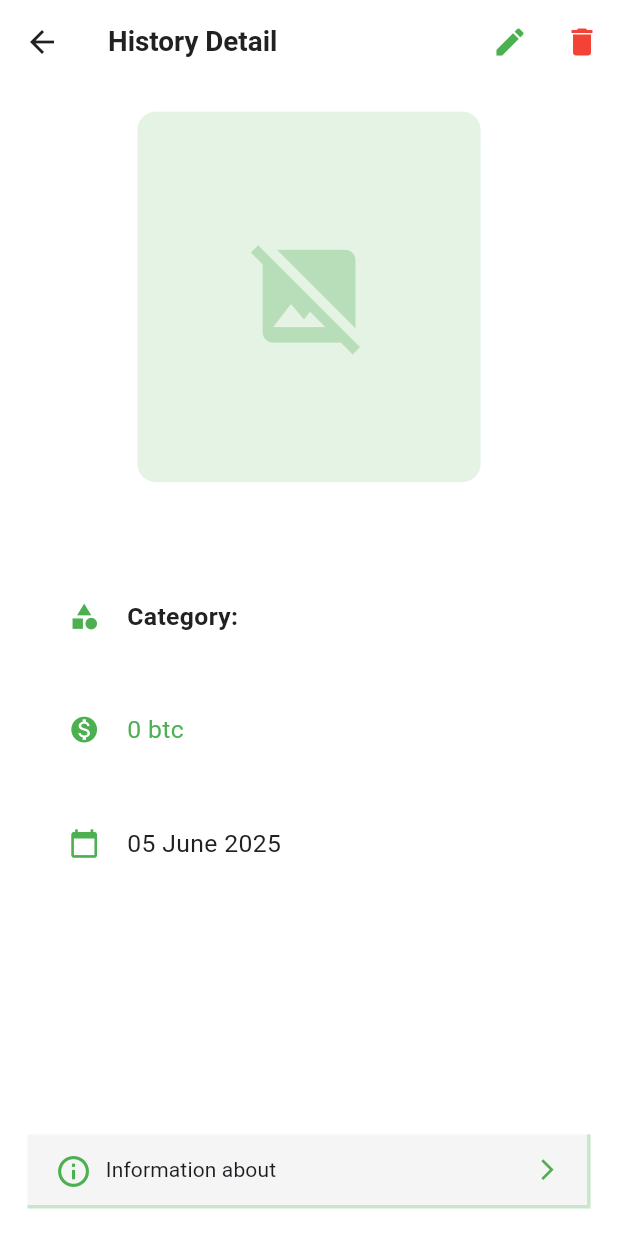
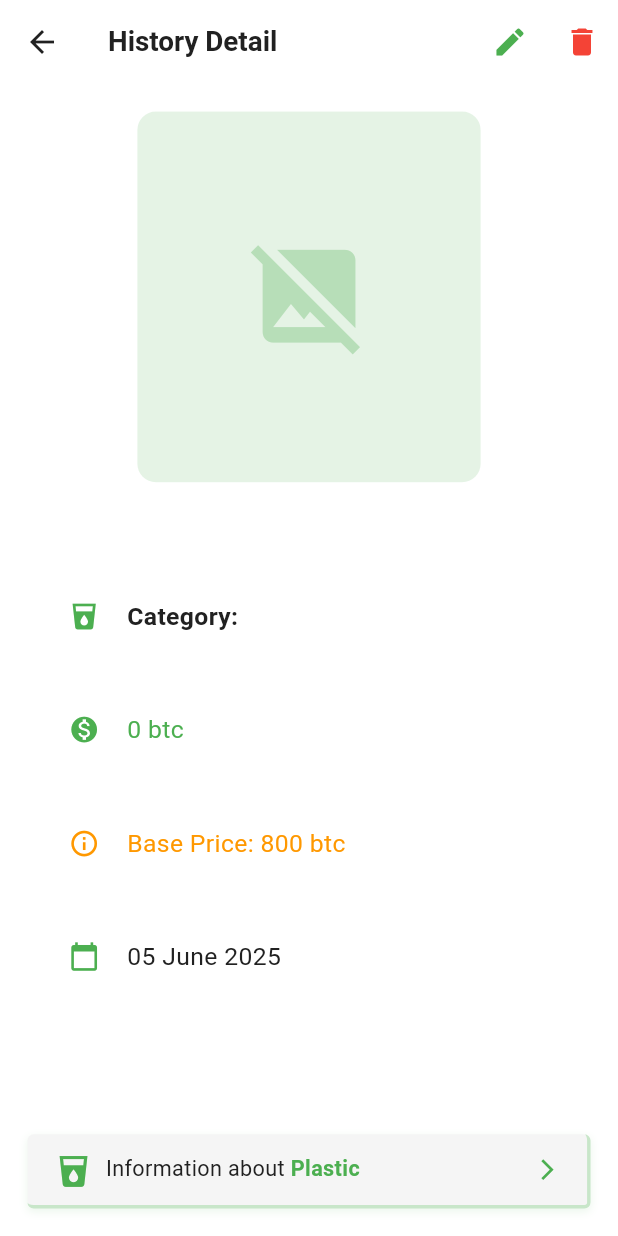
Before and after one commit to lfiathan/rubisch, a Flutter app: the HistoryDetailPage screen opened directly with empty values, on a phone screen of 412 x 824 dp. Run offline on Flutter 3.47's test engine with Material 3 defaults, Android fonts, the phone set to English and light mode, and no system bars; our stand-ins replace flutter_dotenv, flutter_screenutil, hive, hive_flutter, image_picker, material_design_icons_flutter; missing offline and left inert: tflite_flutter; accounts and stored records are empty; network calls fail.

Commit message:
Ubah bahasa inggris

```diff
--- a/lib/data/waste_data.dart
+++ b/lib/data/waste_data.dart
@@ -1,11 +1,11 @@
 // lib/data/waste_data.dart
-import 'package:flutter/material.dart'; // Import ini karena menggunakan Icons
+import 'package:flutter/material.dart';
 
 class WasteCategory {
   final String title;
   final IconData icon;
   final String description;
-  final int price; // Gunakan int jika ini harga dasar
+  final int price;
 
   const WasteCategory({
     required this.title,
@@ -14,97 +14,94 @@ class WasteCategory {
     required this.price,
   });
 
-  // Metode helper untuk mengonversi menjadi Map jika diperlukan
   Map<String, dynamic> toMap() {
     return {
       'title': title,
-      'icon': icon.codePoint, // Simpan codePoint dari IconData
+      'icon': icon.codePoint,
       'description': description,
       'price': price,
     };
   }
 
-  // Metode helper untuk membuat dari Map (jika diambil dari JSON, dll.)
   factory WasteCategory.fromMap(Map<String, dynamic> map) {
     return WasteCategory(
       title: map['title'] as String,
-      icon: IconData(map['icon'] as int, fontFamily: 'MaterialIcons'), // Konversi kembali
+      icon: IconData(map['icon'] as int, fontFamily: 'MaterialIcons'),
       description: map['description'] as String,
       price: map['price'] as int,
     );
   }
 }
 
-// Daftar statis dari semua kategori sampah
 const List<WasteCategory> kWasteCategories = [
   WasteCategory(
     title: 'Plastic',
     icon: Icons.local_drink,
     description:
-        'Botol plastik adalah salah satu jenis sampah yang paling umum ditemukan dan dapat didaur ulang dengan efektif. Dengan mendaur ulang botol plastik, kita dapat mengurangi pencemaran lingkungan dan menghemat sumber daya alam.',
+        'Plastic bottles are one of the most common types of waste and can be effectively recycled. Recycling plastic bottles helps reduce environmental pollution and conserve natural resources.',
     price: 800,
   ),
   WasteCategory(
     title: 'Battery',
     icon: Icons.battery_charging_full,
     description:
-        'Baterai bekas mengandung bahan kimia berbahaya yang harus didaur ulang dengan benar. Daur ulang baterai mencegah pencemaran tanah dan air, serta memungkinkan pemulihan logam berharga seperti lithium dan kobalt.',
+        'Used batteries contain harmful chemicals that must be properly recycled. Battery recycling prevents soil and water contamination and allows the recovery of valuable metals like lithium and cobalt.',
     price: 1200,
   ),
   WasteCategory(
     title: 'Cardboard',
     icon: Icons.description,
     description:
-        'Kardus adalah material kemasan yang sangat mudah didaur ulang. Daur ulang kardus membantu mengurangi penebangan pohon dan menghemat energi dalam proses produksi kemasan baru.',
+        'Cardboard is a packaging material that is very easy to recycle. Recycling cardboard helps reduce deforestation and saves energy in the production of new packaging.',
     price: 300,
   ),
   WasteCategory(
     title: 'Clothes',
     icon: Icons.checkroom,
     description:
-        'Pakaian bekas dapat didaur ulang menjadi serat tekstil baru atau produk lainnya. Daur ulang pakaian membantu mengurangi limbah tekstil dan menghemat sumber daya dalam industri fashion.',
+        'Used clothes can be recycled into new textile fibers or other products. Clothing recycling helps reduce textile waste and conserves resources in the fashion industry.',
     price: 600,
   ),
   WasteCategory(
     title: 'Paper',
     icon: Icons.receipt,
     description:
-        'Kertas adalah salah satu material yang paling mudah didaur ulang. Dengan mendaur ulang kertas, kita dapat mengurangi penebangan pohon dan menghemat air serta energi dalam proses produksi.',
+        'Paper is one of the easiest materials to recycle. Recycling paper reduces deforestation and saves water and energy in the production process.',
     price: 400,
   ),
   WasteCategory(
     title: 'Shoes',
     icon: Icons.ice_skating,
     description:
-        'Sepatu bekas dapat didaur ulang dengan memisahkan berbagai komponennya seperti karet sol, kulit, dan tekstil. Daur ulang sepatu membantu mengurangi limbah dan menciptakan produk baru.',
+        'Used shoes can be recycled by separating their components such as rubber soles, leather, and textiles. Recycling shoes helps reduce waste and create new products.',
     price: 500,
   ),
   WasteCategory(
     title: 'Glass',
     icon: Icons.local_bar,
     description:
-        'Botol kaca dapat didaur ulang tanpa batas tanpa kehilangan kualitas. Daur ulang kaca menghemat energi dan bahan baku, serta mengurangi volume sampah di tempat pembuangan akhir.',
+        'Glass bottles can be endlessly recycled without losing quality. Recycling glass saves energy and raw materials, and reduces landfill waste volume.',
     price: 250,
   ),
   WasteCategory(
     title: 'Metal',
     icon: Icons.iron,
     description:
-        'Logam seperti besi, aluminium, dan tembaga dapat didaur ulang berkali-kali tanpa kehilangan kualitas. Daur ulang logam menghemat energi dan mengurangi kebutuhan penambangan bijih baru.',
+        'Metals like iron, aluminum, and copper can be recycled many times without quality loss. Metal recycling saves energy and reduces the need for new ore mining.',
     price: 1500,
   ),
   WasteCategory(
     title: 'Biological',
     icon: Icons.local_pizza,
     description:
-        'Sampah organik seperti sisa makanan dan daun dapat diolah menjadi kompos yang berguna untuk tanaman. Pengomposan membantu mengurangi sampah dan menciptakan pupuk alami.',
+        'Organic waste such as food scraps and leaves can be composted into useful fertilizer for plants. Composting helps reduce waste and creates natural fertilizer.',
     price: 100,
   ),
   WasteCategory(
     title: 'Trash',
     icon: Icons.masks,
     description:
-        'Sampah umum yang tidak dapat didaur ulang perlu dikelola dengan baik untuk mengurangi dampak lingkungan. Pengurangan sampah melalui reuse dan reduce adalah langkah terbaik.',
+        'General waste that cannot be recycled needs to be properly managed to minimize environmental impact. Waste reduction through reuse and reduce is the best approach.',
     price: 150,
   ),
 ];
--- a/lib/pages/pushed_pages/detail_history_page.dart
+++ b/lib/pages/pushed_pages/detail_history_page.dart
@@ -2,8 +2,9 @@
 import 'package:flutter/material.dart';
 import 'package:flutter_screenutil/flutter_screenutil.dart';
 import 'package:rubisch/model/scan_history.dart';
+import 'package:rubisch/pages/pushed_pages/detail_item_page.dart';
 import 'package:rubisch/themes/colors.dart';
-import 'package:rubisch/pages/pushed_pages/detail_item_page.dart';
+import 'package:rubisch/data/waste_data.dart'; // Import waste data
 import 'dart:io';
 
 class HistoryDetailPage extends StatefulWidget {
@@ -58,19 +59,93 @@ class _HistoryDetailPageState extends State<HistoryDetailPage> {
     return '${dateTime.day.toString().padLeft(2, '0')} ${months[dateTime.month - 1]} ${dateTime.year}';
   }
 
+  // Method to find matching waste category from waste_data.dart
+  WasteCategory? _findWasteCategory(String classificationResult) {
+    // Normalize the classification result for comparison
+    String normalizedResult = classificationResult.toLowerCase().trim();
+
+    // Try to find exact match first
+    WasteCategory? exactMatch = kWasteCategories.firstWhere(
+      (category) => category.title.toLowerCase() == normalizedResult,
+      orElse: () => kWasteCategories.first, // fallback to first category
+    );
+
+    if (exactMatch.title.toLowerCase() == normalizedResult) {
+      return exactMatch;
+    }
+
+    // If no exact match, try partial matches with mapping
+    Map<String, String> categoryMapping = {
+      'plastik': 'plastic',
+      'kertas': 'paper',
+      'logam': 'metal',
+      'kaca': 'glass',
+      'organik': 'biological',
+      'elektronik': 'trash', // or create electronics category
+      'baterai': 'battery',
+      'kardus': 'cardboard',
+      'karton': 'cardboard',
+      'pakaian': 'clothes',
+      'sepatu': 'shoes',
+      'makanan': 'biological',
+      'organic': 'biological',
+      'electronic': 'trash',
+    };
+
+    // Check if the classification result contains any mapped keywords
+    for (String key in categoryMapping.keys) {
+      if (normalizedResult.contains(key)) {
+        String mappedCategory = categoryMapping[key]!;
+        WasteCategory? foundCategory = kWasteCategories.firstWhere(
+          (category) => category.title.toLowerCase() == mappedCategory,
+          orElse: () => kWasteCategories.first,
+        );
+        if (foundCategory.title.toLowerCase() == mappedCategory) {
+          return foundCategory;
+        }
+      }
+    }
+
+    // If still no match found, return the first category as fallback
+    return kWasteCategories.first;
+  }
+
   void _navigateToItemDetail() {
-    // Navigate to ItemDetailPage using existing data from history
+    // Find the corresponding waste category from waste_data.dart
+    WasteCategory? wasteCategory = _findWasteCategory(
+      _history.classificationResult,
+    );
+
+    if (wasteCategory != null) {
+      // Navigate to ItemDetailPage using data from waste_data.dart
       Navigator.push(
         context,
         MaterialPageRoute(
-        builder: (context) => ItemDetailPage(
-          title: _history.rubbishName,
-          description: 'Detailed information about ${_history.classificationResult}', // You can customize this or get from existing data source
-          icon: Icons.recycling, // You can map this based on classification if needed
+          builder:
+              (context) => ItemDetailPage(
+                title: wasteCategory.title,
+                description: wasteCategory.description,
+                icon: wasteCategory.icon,
+                price: wasteCategory.price, // Use price from waste_data.dart
+              ),
+        ),
+      );
+    } else {
+      // Fallback navigation if category not found
+      Navigator.push(
+        context,
+        MaterialPageRoute(
+          builder:
+              (context) => ItemDetailPage(
+                title: _history.classificationResult,
+                description:
+                    'Informasi detail tentang ${_history.classificationResult}. Item ini dapat didaur ulang untuk membantu lingkungan.',
+                icon: Icons.recycling,
                 price: _history.price,
               ),
         ),
       );
+    }
   }
 
   void _showEditDialog() {
@@ -190,6 +265,11 @@ class _HistoryDetailPageState extends State<HistoryDetailPage> {
 
   @override
   Widget build(BuildContext context) {
+    // Get the waste category for UI display
+    WasteCategory? wasteCategory = _findWasteCategory(
+      _history.classificationResult,
+    );
+
     return Scaffold(
       backgroundColor: AppColors.light,
       appBar: AppBar(
@@ -257,21 +337,32 @@ class _HistoryDetailPageState extends State<HistoryDetailPage> {
                     ),
                   ),
 
-                  // Category Section
+                  // Category Section with icon from waste data
                   _buildDetailRow(
-                    icon: Icons.category,
+                    icon: wasteCategory?.icon ?? Icons.category,
                     iconColor: AppColors.primary,
                     value: 'Category: ${_history.classificationResult}',
                     textColor: AppColors.dark,
                   ),
 
-                  // Price Section
+                  // Price Section - Show both history price and category base price
                   _buildDetailRow(
                     icon: Icons.monetization_on,
                     iconColor: Colors.green,
                     value: '${_history.price} btc',
                     isBold: false,
                     textColor: AppColors.primary,
+                  ),
+
+                  // Base Price from Waste Data (if different from history price)
+                  if (wasteCategory != null &&
+                      wasteCategory.price != _history.price)
+                    _buildDetailRow(
+                      icon: Icons.info_outline,
+                      iconColor: Colors.orange,
+                      value: 'Base Price: ${wasteCategory.price} btc',
+                      isBold: false,
+                      textColor: Colors.orange,
                     ),
 
                   // Date Section
@@ -286,10 +377,11 @@ class _HistoryDetailPageState extends State<HistoryDetailPage> {
             ),
           ),
 
-          // Information Button - Fixed at bottom (Now clickable)
+          // Enhanced Information Button - Uses waste category data
           GestureDetector(
             onTap: _navigateToItemDetail,
-            child: Container(
+            child: AnimatedContainer(
+              duration: Duration(milliseconds: 200),
               width: double.infinity,
               margin: EdgeInsets.all(16.w),
               height: 48.h,
@@ -299,6 +391,14 @@ class _HistoryDetailPageState extends State<HistoryDetailPage> {
                   bottom: BorderSide(color: AppColors.accent, width: 2.w),
                   right: BorderSide(color: AppColors.accent, width: 2.w),
                 ),
+                borderRadius: BorderRadius.circular(4.r),
+                boxShadow: [
+                  BoxShadow(
+                    color: AppColors.primary.withOpacity(0.1),
+                    blurRadius: 4,
+                    offset: Offset(0, 2),
+                  ),
+                ],
               ),
               child: Padding(
                 padding: EdgeInsets.symmetric(horizontal: 16.w, vertical: 12.h),
@@ -306,7 +406,7 @@ class _HistoryDetailPageState extends State<HistoryDetailPage> {
                   crossAxisAlignment: CrossAxisAlignment.center,
                   children: [
                     Icon(
-                      Icons.info_outline,
+                      wasteCategory?.icon ?? Icons.info_outlined,
                       size: 24.sp,
                       color: AppColors.primary,
                     ),
@@ -317,17 +417,22 @@ class _HistoryDetailPageState extends State<HistoryDetailPage> {
                           children: [
                             TextSpan(
                               text: "Information about ",
-                              style: TextStyle(fontWeight: FontWeight.normal),
+                              style: TextStyle(
+                                fontWeight: FontWeight.normal,
+                                color: AppColors.dark,
+                              ),
                             ),
                             TextSpan(
-                              text: _history.classificationResult,
+                              text:
+                                  wasteCategory?.title ??
+                                  _history.classificationResult,
                               style: TextStyle(
                                 fontWeight: FontWeight.bold,
                                 color: AppColors.primary,
                               ),
                             ),
                           ],
-                          style: Theme.of(context).textTheme.titleSmall,
+                          style: TextStyle(fontSize: 14.sp),
                         ),
                       ),
                     ),
--- a/lib/pages/pushed_pages/detail_item_page.dart
+++ b/lib/pages/pushed_pages/detail_item_page.dart
@@ -146,7 +146,7 @@ class ItemDetailPage extends StatelessWidget {
                   TextSpan(
                     children: [
                       TextSpan(
-                        text: "Harga : ",
+                        text: "Price : ",
                         style: TextStyle(fontWeight: FontWeight.bold),
                       ),
                       TextSpan(
@@ -182,7 +182,7 @@ class ItemDetailPage extends StatelessWidget {
                   crossAxisAlignment: CrossAxisAlignment.start,
                   children: [
                     Text(
-                      "Deskripsi",
+                      "Description",
                       style: Theme.of(context).textTheme.titleSmall?.copyWith(
                         fontWeight: FontWeight.bold,
                         color: AppColors.dark,
--- a/lib/pages/pushed_pages/result_page.dart
+++ b/lib/pages/pushed_pages/result_page.dart
@@ -102,7 +102,7 @@ class _ResultScreenState extends State<ResultScreen> {
         ScaffoldMessenger.of(context).showSnackBar(
           SnackBar(
             content: Text(
-              'Berhasil menjual "$rubbishName" seharga ${price} btc. Saldo baru: ${widget.coinManager.currentCoins.value.toInt()} btc',
+              'Successfully sold "$rubbishName" for ${price} BTC. New balance: ${widget.coinManager.currentCoins.value.toInt()} BTC',
             ),
             backgroundColor: AppColors.primary,
           ),
@@ -231,7 +231,7 @@ class _ResultScreenState extends State<ResultScreen> {
                           child: TextField(
                             controller: _rubbishNameController,
                             decoration: InputDecoration(
-                              hintText: 'Masukkan nama sampah Anda di sini...',
+                              hintText: 'Enter your rubbish name here...',
                               hintStyle: TextStyle(
                                 color: AppColors.dark.withOpacity(0.5),
                                 fontSize: 16.sp,
@@ -256,7 +256,7 @@ class _ResultScreenState extends State<ResultScreen> {
                         Icon(Icons.apps, color: AppColors.primary, size: 24.sp),
                         SizedBox(width: 12.w),
                         Text(
-                          'Kategori : ',
+                          'Category : ',
                           style: TextStyle(
                             color: AppColors.dark,
                             fontSize: 16.sp,
```
Lines whose indentation alone changed are shown as unchanged.
